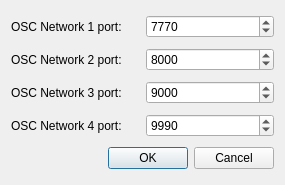
mcallegari/qlcplus, file plugins/osc/configureosc.ui: the form before one commit.
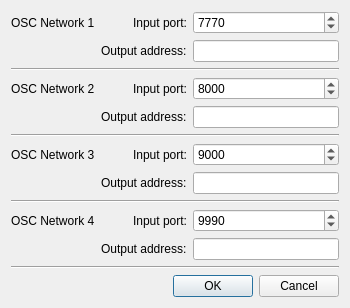
The form after the commit.

Commit message: OSC plugin can now send data. Either output or feedback

Diff of the .ui file:
```diff
--- a/plugins/osc/configureosc.ui
+++ b/plugins/osc/configureosc.ui
@@ -6,36 +6,22 @@
    <rect>
     <x>0</x>
     <y>0</y>
-    <width>285</width>
-    <height>185</height>
+    <width>350</width>
+    <height>300</height>
    </rect>
   </property>
   <property name="windowTitle">
    <string>Configure OSC Plugin</string>
   </property>
   <layout class="QGridLayout" name="gridLayout">
-   <item row="0" column="0">
-    <widget class="QLabel" name="m_port1Label">
+   <item row="1" column="2">
+    <widget class="QLabel" name="label">
      <property name="text">
-      <string>OSC Network 1 port:</string>
+      <string>Output address:</string>
      </property>
     </widget>
    </item>
-   <item row="4" column="0" colspan="2">
-    <widget class="QDialogButtonBox" name="m_buttonBox">
-     <property name="standardButtons">
-      <set>QDialogButtonBox::Cancel|QDialogButtonBox::Ok</set>
-     </property>
-    </widget>
-   </item>
-   <item row="1" column="0">
-    <widget class="QLabel" name="m_port2Label">
-     <property name="text">
-      <string>OSC Network 2 port:</string>
-     </property>
-    </widget>
-   </item>
-   <item row="0" column="1">
+   <item row="0" column="3">
     <widget class="QSpinBox" name="m_port1Spin">
      <property name="maximum">
       <number>65536</number>
@@ -45,7 +31,20 @@
      </property>
     </widget>
    </item>
-   <item row="1" column="1">
+   <item row="0" column="2">
+    <widget class="QLabel" name="label_2">
+     <property name="text">
+      <string>Input port:</string>
+     </property>
+     <property name="alignment">
+      <set>Qt::AlignRight|Qt::AlignTrailing|Qt::AlignVCenter</set>
+     </property>
+    </widget>
+   </item>
+   <item row="1" column="3">
+    <widget class="QLineEdit" name="m_outAddr1Edit"/>
+   </item>
+   <item row="4" column="3">
     <widget class="QSpinBox" name="m_port2Spin">
      <property name="maximum">
       <number>65536</number>
@@ -55,14 +54,65 @@
      </property>
     </widget>
    </item>
-   <item row="2" column="0">
-    <widget class="QLabel" name="m_port3Label">
+   <item row="4" column="2">
+    <widget class="QLabel" name="label_3">
      <property name="text">
-      <string>OSC Network 3 port:</string>
+      <string>Input port:</string>
      </property>
+     <property name="alignment">
+      <set>Qt::AlignRight|Qt::AlignTrailing|Qt::AlignVCenter</set>
+     </property>
     </widget>
    </item>
-   <item row="2" column="1">
+   <item row="4" column="0" colspan="2">
+    <widget class="QLabel" name="m_port2Label">
+     <property name="text">
+      <string>OSC Network 2</string>
+     </property>
+    </widget>
+   </item>
+   <item row="6" column="0" colspan="4">
+    <widget class="Line" name="line_2">
+     <property name="orientation">
+      <enum>Qt::Horizontal</enum>
+     </property>
+    </widget>
+   </item>
+   <item row="5" column="2">
+    <widget class="QLabel" name="label_4">
+     <property name="text">
+      <string>Output address:</string>
+     </property>
+    </widget>
+   </item>
+   <item row="3" column="0" colspan="4">
+    <widget class="Line" name="line">
+     <property name="orientation">
+      <enum>Qt::Horizontal</enum>
+     </property>
+    </widget>
+   </item>
+   <item row="5" column="3">
+    <widget class="QLineEdit" name="m_outAddr2Edit"/>
+   </item>
+   <item row="0" column="0" colspan="2">
+    <widget class="QLabel" name="m_port1Label">
+     <property name="text">
+      <string>OSC Network 1</string>
+     </property>
+    </widget>
+   </item>
+   <item row="10" column="2">
+    <widget class="QLabel" name="label_6">
+     <property name="text">
+      <string>Input port:</string>
+     </property>
+     <property name="alignment">
+      <set>Qt::AlignRight|Qt::AlignTrailing|Qt::AlignVCenter</set>
+     </property>
+    </widget>
+   </item>
+   <item row="7" column="3">
     <widget class="QSpinBox" name="m_port3Spin">
      <property name="maximum">
       <number>65536</number>
@@ -72,14 +122,24 @@
      </property>
     </widget>
    </item>
-   <item row="3" column="0">
-    <widget class="QLabel" name="m_port4Label">
+   <item row="9" column="0" colspan="4">
+    <widget class="Line" name="line_3">
+     <property name="orientation">
+      <enum>Qt::Horizontal</enum>
+     </property>
+    </widget>
+   </item>
+   <item row="7" column="2">
+    <widget class="QLabel" name="label_5">
      <property name="text">
-      <string>OSC Network 4 port:</string>
+      <string>Input port:</string>
+     </property>
+     <property name="alignment">
+      <set>Qt::AlignRight|Qt::AlignTrailing|Qt::AlignVCenter</set>
      </property>
     </widget>
    </item>
-   <item row="3" column="1">
+   <item row="10" column="3">
     <widget class="QSpinBox" name="m_port4Spin">
      <property name="maximum">
       <number>65536</number>
@@ -89,6 +149,58 @@
      </property>
     </widget>
    </item>
+   <item row="8" column="2">
+    <widget class="QLabel" name="label_7">
+     <property name="text">
+      <string>Output address:</string>
+     </property>
+    </widget>
+   </item>
+   <item row="11" column="2">
+    <widget class="QLabel" name="label_8">
+     <property name="text">
+      <string>Output address:</string>
+     </property>
+    </widget>
+   </item>
+   <item row="8" column="3">
+    <widget class="QLineEdit" name="m_outAddr3Edit"/>
+   </item>
+   <item row="11" column="3">
+    <widget class="QLineEdit" name="m_outAddr4Edit">
+     <property name="text">
+      <string/>
+     </property>
+    </widget>
+   </item>
+   <item row="12" column="0" colspan="4">
+    <widget class="Line" name="line_4">
+     <property name="orientation">
+      <enum>Qt::Horizontal</enum>
+     </property>
+    </widget>
+   </item>
+   <item row="7" column="0" colspan="2">
+    <widget class="QLabel" name="m_port3Label">
+     <property name="text">
+      <string>OSC Network 3</string>
+     </property>
+    </widget>
+   </item>
+   <item row="10" column="0" colspan="2">
+    <widget class="QLabel" name="m_port4Label">
+     <property name="text">
+      <string>OSC Network 4</string>
+     </property>
+    </widget>
+   </item>
+   <item row="13" column="0" colspan="4">
+    <widget class="QDialogButtonBox" name="m_buttonBox">
+     <property name="standardButtons">
+      <set>QDialogButtonBox::Cancel|QDialogButtonBox::Ok</set>
+     </property>
+    </widget>
+   </item>
   </layout>
  </widget>
  <resources/>
```
The commit also changes 31 other files.
